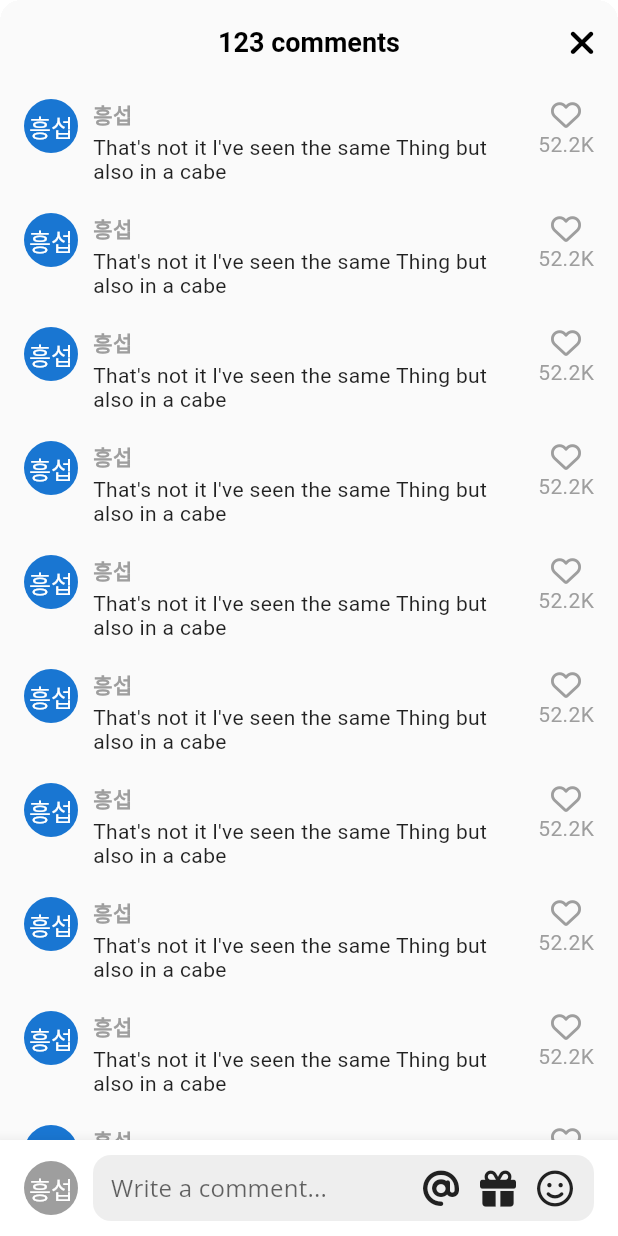
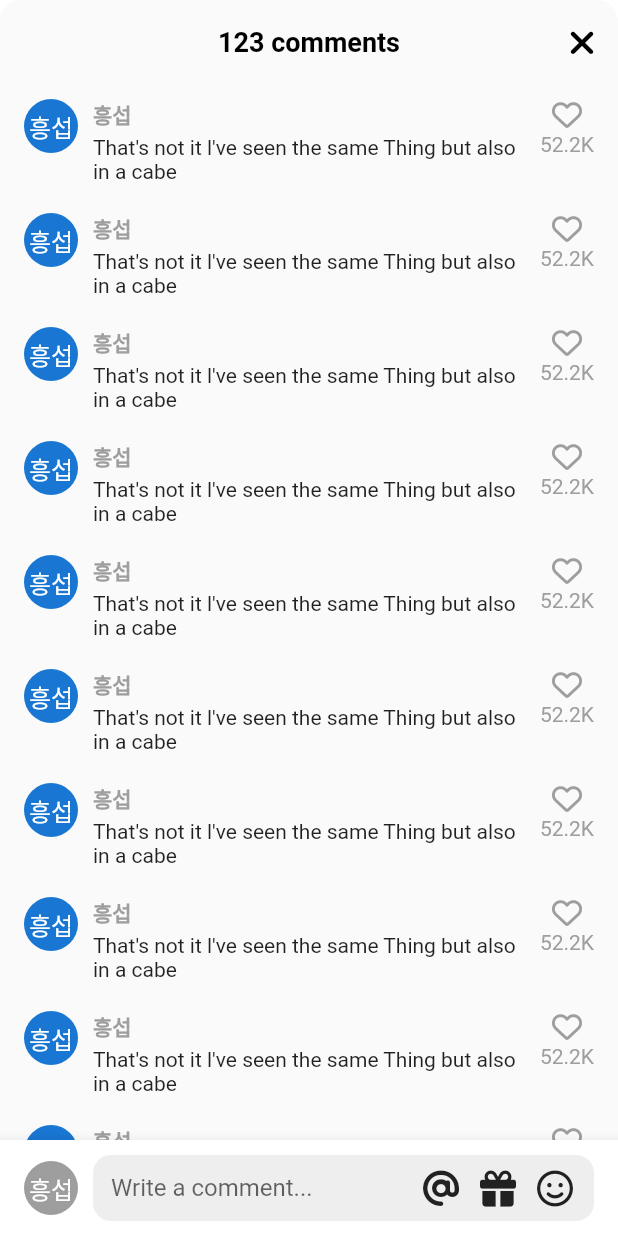
Before and after one commit to Heungseop/Tiktok_clone, a Flutter app: the VideoComments screen opened directly, on a phone screen of 412 x 824 dp. Run offline on Flutter 3.47's test engine with Material 2 defaults, Android fonts, the phone set to English and light mode, and no system bars; our stand-ins replace font_awesome_flutter, google_fonts, video_player, visibility_detector; network calls fail; Roboto replaces fonts that are missing (Itim).

Commit message:
15.3 Google Fonts

```diff
--- a/lib/features/authentication/sign_up_screen.dart
+++ b/lib/features/authentication/sign_up_screen.dart
@@ -40,6 +40,11 @@ class SignUpScreen extends StatelessWidget {
                   orientation == Orientation.portrait ? Gaps.v80 : Gaps.v40,
                   Text(
                     "Sign up for TikTok",
+                    // style: GoogleFonts.abrilFatface(
+                    //   textStyle: const TextStyle(
+                    //     fontSize: Sizes.size24,
+                    //   ),
+                    // ),
                     style: Theme.of(context).textTheme.headlineSmall!.copyWith(
                           // color: Theme.of(context).primaryColor,
                           fontWeight: FontWeight.w600,
--- a/lib/main.dart
+++ b/lib/main.dart
@@ -4,35 +4,7 @@ import 'package:flutter/material.dart';
 import 'package:flutter/services.dart';
 import 'package:google_fonts/google_fonts.dart';
 import 'package:tiktok_clone/constants/sizes.dart';
-import 'package:tiktok_clone/features/main_navigation/main_navigation_screen.dart';
-
-final TextTheme _textTheme = TextTheme(
-  displayLarge: GoogleFonts.openSans(
-      fontSize: 96, fontWeight: FontWeight.w300, letterSpacing: -1.5),
-  displayMedium: GoogleFonts.openSans(
-      fontSize: 60, fontWeight: FontWeight.w300, letterSpacing: -0.5),
-  displaySmall: GoogleFonts.openSans(fontSize: 48, fontWeight: FontWeight.w400),
-  headlineMedium: GoogleFonts.openSans(
-      fontSize: 34, fontWeight: FontWeight.w400, letterSpacing: 0.25),
-  headlineSmall:
-      GoogleFonts.openSans(fontSize: 24, fontWeight: FontWeight.w400),
-  titleLarge: GoogleFonts.openSans(
-      fontSize: 20, fontWeight: FontWeight.w500, letterSpacing: 0.15),
-  titleMedium: GoogleFonts.openSans(
-      fontSize: 16, fontWeight: FontWeight.w400, letterSpacing: 0.15),
-  titleSmall: GoogleFonts.openSans(
-      fontSize: 14, fontWeight: FontWeight.w500, letterSpacing: 0.1),
-  bodyLarge: GoogleFonts.roboto(
-      fontSize: 16, fontWeight: FontWeight.w400, letterSpacing: 0.5),
-  bodyMedium: GoogleFonts.roboto(
-      fontSize: 14, fontWeight: FontWeight.w400, letterSpacing: 0.25),
-  labelLarge: GoogleFonts.roboto(
-      fontSize: 14, fontWeight: FontWeight.w500, letterSpacing: 1.25),
-  bodySmall: GoogleFonts.roboto(
-      fontSize: 12, fontWeight: FontWeight.w400, letterSpacing: 0.4),
-  labelSmall: GoogleFonts.roboto(
-      fontSize: 10, fontWeight: FontWeight.w400, letterSpacing: 1.5),
-);
+import 'package:tiktok_clone/features/authentication/sign_up_screen.dart';
 
 class MyHttpOverrides extends HttpOverrides {
   @override
@@ -66,12 +38,12 @@ class TikTokApp extends StatelessWidget {
   @override
   Widget build(BuildContext context) {
     return MaterialApp(
-        themeMode: ThemeMode.light,
+        themeMode: ThemeMode.system,
         debugShowCheckedModeBanner: false,
         title: 'TikTok Clone',
         theme: ThemeData(
           brightness: Brightness.light,
-          textTheme: _textTheme,
+          textTheme: GoogleFonts.itimTextTheme(),
           primaryColor: const Color(0xffe9435a),
           scaffoldBackgroundColor: Colors.white,
           bottomAppBarTheme: BottomAppBarTheme(color: Colors.grey.shade50),
@@ -98,9 +70,11 @@ class TikTokApp extends StatelessWidget {
           primaryColor: const Color(0xffe9435a),
           brightness: Brightness.dark,
           bottomAppBarTheme: BottomAppBarTheme(color: Colors.grey.shade800),
-          textTheme: _textTheme,
+          textTheme: GoogleFonts.itimTextTheme(
+            ThemeData(brightness: Brightness.dark).textTheme,
+          ),
         ),
-        home: const MainNavigationScreen());
+        home: const SignUpScreen());
   }
 }
 
```
